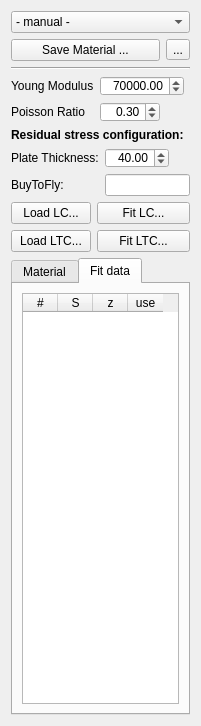
First picture: the form in src/Mod/Machining_Distortion/MaterialFit.ui, repository freefrags006/FreeCAD_Assembly, before the edit.
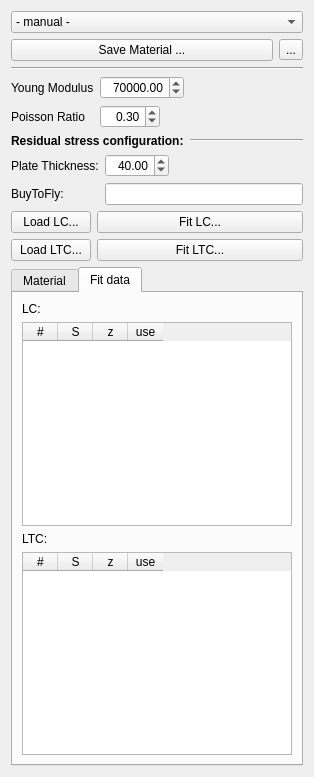
Second picture: the form after the edit.

Commit message: rework of the material fit dialog

Diff of the .ui file:
```diff
--- a/src/Mod/Machining_Distortion/MaterialFit.ui
+++ b/src/Mod/Machining_Distortion/MaterialFit.ui
@@ -6,8 +6,8 @@
    <rect>
     <x>0</x>
     <y>0</y>
-    <width>199</width>
-    <height>692</height>
+    <width>314</width>
+    <height>777</height>
    </rect>
   </property>
   <property name="windowTitle">
@@ -715,7 +715,60 @@
       </attribute>
       <layout class="QVBoxLayout" name="verticalLayout_2">
        <item>
-        <widget class="QTableWidget" name="tableWidget">
+        <widget class="QLabel" name="label_2">
+         <property name="text">
+          <string>LC:</string>
+         </property>
+        </widget>
+       </item>
+       <item>
+        <widget class="QTableWidget" name="tableWidget_LC">
+         <attribute name="horizontalHeaderCascadingSectionResizes">
+          <bool>true</bool>
+         </attribute>
+         <attribute name="horizontalHeaderDefaultSectionSize">
+          <number>35</number>
+         </attribute>
+         <attribute name="verticalHeaderVisible">
+          <bool>false</bool>
+         </attribute>
+         <attribute name="verticalHeaderCascadingSectionResizes">
+          <bool>true</bool>
+         </attribute>
+         <attribute name="verticalHeaderDefaultSectionSize">
+          <number>20</number>
+         </attribute>
+         <column>
+          <property name="text">
+           <string>#</string>
+          </property>
+         </column>
+         <column>
+          <property name="text">
+           <string>S</string>
+          </property>
+         </column>
+         <column>
+          <property name="text">
+           <string>z</string>
+          </property>
+         </column>
+         <column>
+          <property name="text">
+           <string>use</string>
+          </property>
+         </column>
+        </widget>
+       </item>
+       <item>
+        <widget class="QLabel" name="label_3">
+         <property name="text">
+          <string>LTC:</string>
+         </property>
+        </widget>
+       </item>
+       <item>
+        <widget class="QTableWidget" name="tableWidget_LTC">
          <attribute name="horizontalHeaderCascadingSectionResizes">
           <bool>true</bool>
          </attribute>
```
Left out of the diff: 6 changed lines with no effect on the pictures. The commit also changes 1 other file.
